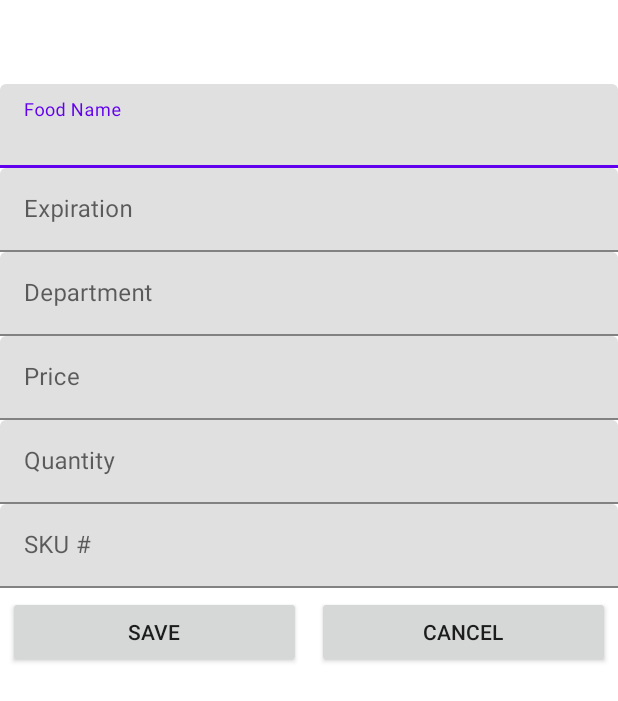
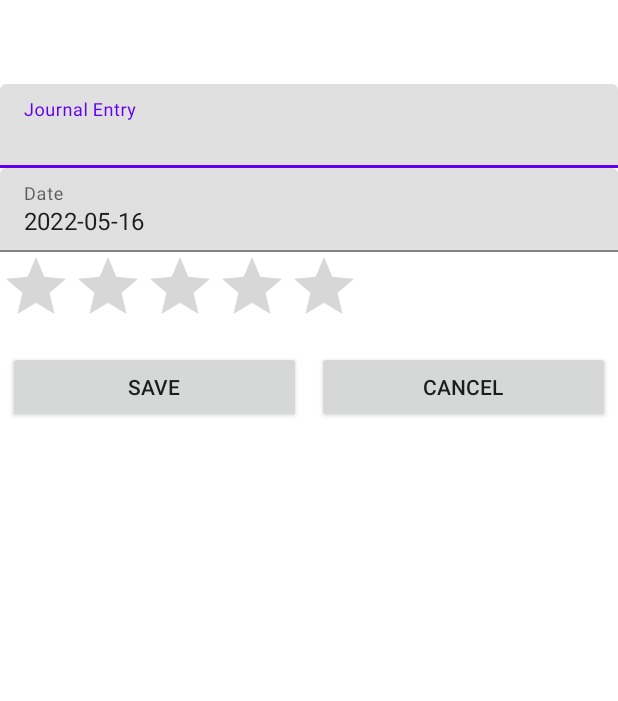
Before and after one commit to dhodkiewicz/AndroidFinalApp, an Android app: the screen it shows after launch (AddItemActivity), after a tap on an icon or button, on a phone screen of 412 x 824 dp. Shown: the top 701 px of the screen. Run offline under Robolectric (Android 15) with nearby library versions, the phone set to English and light mode, and no system bars.

Commit message:
updates
updates for stuff

```diff
--- a/app/build.gradle
+++ b/app/build.gradle
@@ -41,4 +41,5 @@ dependencies {
     testImplementation 'junit:junit:4.13.2'
     androidTestImplementation 'androidx.test.ext:junit:1.1.3'
     androidTestImplementation 'androidx.test.espresso:espresso-core:3.4.0'
+    implementation 'com.google.code.gson:gson:2.8.6'
 }
--- /dev/null
+++ b/app/src/main/java/com/example/itemtracker/DBHelper.kt
@@ -0,0 +1,22 @@
+package com.example.itemtracker
+
+import android.content.Context
+import android.database.sqlite.SQLiteDatabase
+import android.database.sqlite.SQLiteOpenHelper
+
+
+    class DBHelper(context: Context?) : SQLiteOpenHelper(context, DATABASE_NAME, null, DATABASE_VERSION) {
+
+        override fun onCreate(db: SQLiteDatabase?) {
+            db?.execSQL(EntryDBContract.iEntry.SQL_CREATE_ENTRIES)
+        }
+        override fun onUpgrade(db: SQLiteDatabase?, oldVersion: Int, newVersion: Int) {
+            db?.execSQL(ItemTrackerDBContract.ItemEntry.SQL_DROP_TABLE)
+            onCreate(db)
+        }
+
+        companion object{
+            const val DATABASE_NAME = "entries.db"
+            const val DATABASE_VERSION = 1
+        }
+    }
--- a/app/src/main/java/com/example/itemtracker/DataManager.kt
+++ b/app/src/main/java/com/example/itemtracker/DataManager.kt
@@ -1,29 +1,33 @@
 package com.example.itemtracker
 
 import android.content.ContentValues
-import com.example.itemtracker.ItemTrackerDBContract.*
+import android.location.Location
+import com.example.itemtracker.EntryDBContract.*
+import com.example.itemtracker.EntryDBContract.iEntry.ID
+
+
+import com.google.gson.Gson
 
 
 object DataManager {
 
-    fun fetchAllItems(databaseHelper: DatabaseHelper) : ArrayList<Item>{
+    fun fetchAllEntries(dbHelper: DBHelper) : ArrayList<Entry>{
 
-        val items = ArrayList<Item>()
+        val entries = ArrayList<Entry>()
 
-        val db = databaseHelper.readableDatabase
+        val db = dbHelper.readableDatabase
 
         val columns = arrayOf(
-            ItemEntry.COLUMN_ID,
-            ItemEntry.COLUMN_NAME,
-            ItemEntry.COLUMN_PRICE,
-            ItemEntry.COLUMN_QUANTITY,
-            ItemEntry.COLUMN_SKU,
-            ItemEntry.COLUMN_DATE,
-            ItemEntry.COLUMN_DEPARTMENT
+            ID,
+            iEntry.ENTRY,
+            iEntry.USERID,
+            iEntry.MOOD,
+            iEntry.LOC,
+            iEntry.DATE,
         )
 
         val cursor = db.query(
-            ItemEntry.TABLE_NAME,
+            iEntry.TABLE_NAME,
         columns,
         null,
         null,
@@ -31,52 +35,51 @@ object DataManager {
         null,
         null)
 
-        val idPos = cursor.getColumnIndex(ItemEntry.COLUMN_ID)
-        val namePos = cursor.getColumnIndex(ItemEntry.COLUMN_NAME)
-        val pricePos = cursor.getColumnIndex(ItemEntry.COLUMN_PRICE)
-        val quanPos = cursor.getColumnIndex(ItemEntry.COLUMN_QUANTITY)
-        val skuPos = cursor.getColumnIndex(ItemEntry.COLUMN_SKU)
-        val datePos = cursor.getColumnIndex(ItemEntry.COLUMN_DATE)
-        val depPos = cursor.getColumnIndex(ItemEntry.COLUMN_DEPARTMENT)
+        val idPos = cursor.getColumnIndex(ID)
+        val entryPos = cursor.getColumnIndex(iEntry.ENTRY)
+        val userPos = cursor.getColumnIndex(iEntry.USERID)
+        val moodPos = cursor.getColumnIndex(iEntry.MOOD)
+        val locPos = cursor.getColumnIndex(iEntry.LOC)
+        val datePos = cursor.getColumnIndex(iEntry.DATE)
+
 
         while(cursor.moveToNext()){
 
             val id = cursor.getString(idPos)
-            val name = cursor.getString(namePos)
-            val price = cursor.getString(pricePos).toDouble()
-            val quan = cursor.getString(quanPos).toInt()
-            val sku = cursor.getString(skuPos).toInt()
-            val date = cursor.getLong(datePos)
-            val dep = cursor.getString(depPos)
+            val entry = cursor.getString(entryPos)
+            val user = cursor.getString(userPos)
+            val mood = cursor.getString(moodPos).toDouble()
+            val locJSON = cursor.getString(locPos)
+            val location = Gson().fromJson(locJSON, Location::class.java)
+            val date = cursor.getString(datePos)
 
-            items.add(Item(id,name,date,price,quan,sku,dep))
+            entries.add(Entry(id,user,entry,date,mood,location))
         }
 
         cursor.close()
 
-        return items
+        return entries
     }
 
-    fun fetchItem(dbHelper: DatabaseHelper, itemId: String) : Item?{
+    fun fetchEntry(dbHelper: DBHelper, entryId: String) : Entry?{
 
         val db = dbHelper.readableDatabase
-        var item: Item? = null
+        var tempEntry: Entry? = null
 
         val columns = arrayOf(
-            ItemEntry.COLUMN_NAME,
-            ItemEntry.COLUMN_PRICE,
-            ItemEntry.COLUMN_QUANTITY,
-            ItemEntry.COLUMN_SKU,
-            ItemEntry.COLUMN_DATE,
-            ItemEntry.COLUMN_DEPARTMENT
+            iEntry.ENTRY,
+            iEntry.USERID,
+            iEntry.DATE,
+            iEntry.LOC,
+            iEntry.MOOD,
         )
 
-        val sel = ItemEntry.COLUMN_ID + " LIKE ? "
+        val sel = ID + " LIKE ? " //iEntry ID
 
-        val selArgs = arrayOf(itemId)
+        val selArgs = arrayOf(entryId)
 
         val cursor = db.query(
-            ItemEntry.TABLE_NAME,
+            iEntry.TABLE_NAME,
             columns,
             sel,
             selArgs,
@@ -85,56 +88,52 @@ object DataManager {
             null
         )
 
-        val namePos = cursor.getColumnIndex(ItemEntry.COLUMN_NAME)
-        val pricePos = cursor.getColumnIndex(ItemEntry.COLUMN_PRICE)
-        val quanPos = cursor.getColumnIndex(ItemEntry.COLUMN_QUANTITY)
-        val skuPos = cursor.getColumnIndex(ItemEntry.COLUMN_SKU)
-        val datePos = cursor.getColumnIndex(ItemEntry.COLUMN_DATE)
-        val depPos = cursor.getColumnIndex(ItemEntry.COLUMN_DEPARTMENT)
+        val entryPos = cursor.getColumnIndex(iEntry.ENTRY)
+        val userPos = cursor.getColumnIndex(iEntry.USERID)
+        val moodPos = cursor.getColumnIndex(iEntry.MOOD)
+        val locPos = cursor.getColumnIndex(iEntry.LOC)
+        val datePos = cursor.getColumnIndex(iEntry.DATE)
 
         while (cursor.moveToNext()){
-            val name = cursor.getString(namePos)
-            val price = cursor.getString(pricePos).toDouble()
-            val quan = cursor.getString(quanPos).toInt()
-            val sku = cursor.getString(skuPos).toInt()
-            val date = cursor.getLong(datePos)
-            val dep = cursor.getString(depPos)
+            var entry = cursor.getString(entryPos)
+            val user = cursor.getString(userPos)
+            val mood = cursor.getString(moodPos).toDouble()
+            val loc = cursor.getString(locPos)
+            val location = Gson().fromJson(loc, Location::class.java)
+            val date = cursor.getString(datePos)
 
-            item = Item(itemId,name,date,price,quan,sku,dep)
+            tempEntry = Entry(entryId, user, entry, date, mood, location)
         }
 
         cursor.close()
-        return item
+        return tempEntry
 
     }
 
-    fun updateItem(dbHelper: DatabaseHelper, item: Item){
+    fun updateEntry(dbHelper: DBHelper, entry: Entry){
 
         val db = dbHelper.writableDatabase
 
         val values = ContentValues()
-        values.put(ItemEntry.COLUMN_NAME, item.name)
-        values.put(ItemEntry.COLUMN_DEPARTMENT, item.department)
-        values.put(ItemEntry.COLUMN_DATE, item.usedByDate)
-        values.put(ItemEntry.COLUMN_PRICE, item.price)
-        values.put(ItemEntry.COLUMN_QUANTITY, item.quantity)
-        values.put(ItemEntry.COLUMN_SKU, item.sku)
+        values.put(iEntry.ENTRY, entry.entry)
+        values.put(iEntry.MOOD, entry.moodRating)
 
-        val sel = ItemEntry.COLUMN_ID + " LIKE ? "
 
-        val selArgs = arrayOf(item.id)
+        val sel = iEntry.ID + " LIKE ? "
 
-        db.update(ItemEntry.TABLE_NAME, values, sel, selArgs)
+        val selArgs = arrayOf(entry.id)
+
+        db.update(iEntry.TABLE_NAME, values, sel, selArgs)
     }
 
-    fun deleteItem(dbHelper: DatabaseHelper, itemId: String) : Int{
+    fun deleteEntry(dbHelper: DBHelper, entryId: String) : Int{
 
         val db = dbHelper.writableDatabase
 
-        val sel = ItemEntry.COLUMN_ID + " LIKE ? "
+        val sel = iEntry.ID + " LIKE ? "
 
-        val selArgs = arrayOf(itemId)
+        val selArgs = arrayOf(entryId)
 
-        return db.delete(ItemEntry.TABLE_NAME, sel, selArgs)
+        return db.delete(iEntry.TABLE_NAME, sel, selArgs)
     }
 }
--- a/app/src/main/java/com/example/itemtracker/EmployeeListAdapter.kt
+++ b/app/src/main/java/com/example/itemtracker/EmployeeListAdapter.kt
@@ -4,18 +4,17 @@ package com.example.itemtracker
 import android.app.Activity
 import android.content.Context
 import android.content.Intent
-import android.util.Log
 import android.view.LayoutInflater
 import android.view.View
 import android.view.ViewGroup
 import androidx.recyclerview.widget.RecyclerView
 import kotlinx.android.synthetic.main.list_item.view.*
 
-class ItemListAdapter(
+class JournalListAdapter(
 	private val context: Context
-) : RecyclerView.Adapter<ItemListAdapter.ItemViewHolder>() {
+) : RecyclerView.Adapter<JournalListAdapter.ItemViewHolder>() {
 
-	lateinit var itemList: ArrayList<Item>
+	lateinit var entryList: ArrayList<Entry>
 
 
 	override fun onCreateViewHolder(
@@ -27,39 +26,35 @@ class ItemListAdapter(
 		return ItemViewHolder(itemView)
 	}
 
-	override fun getItemCount(): Int = itemList.size
+	override fun getItemCount(): Int = entryList.size
 
 	override fun onBindViewHolder(holder: ItemViewHolder, position: Int) {
-		val item = itemList[position]
-		holder.setData(item.name, item.department, item.price, item.quantity, position)
+		val entry = entryList[position]
+		holder.setData(entry.entry, entry.entryDate, entry.moodRating,  position)
 		holder.setListener()
 	}
 
-	fun setItems(items: ArrayList<Item>) {
-		this.itemList = items
+	fun setItems(entries: ArrayList<Entry>) {
+		this.entryList = entries
 		notifyDataSetChanged()
 	}
 
-	inner class ItemViewHolder(itemView: View)  : RecyclerView.ViewHolder(itemView) {
+	inner class ItemViewHolder(entryView: View)  : RecyclerView.ViewHolder(entryView) {
 
 		var pos = 0
 
-		fun setData(name: String, department: String, price: Double, quantity: Int, pos: Int){
-			itemView.tvItemName.text = name
-			itemView.tvItemDepartment.text = department
-			itemView.tvItemPrice.text = "$" + price
-			itemView.tvItemQuantity.text = quantity.toString()
+		fun setData(entry: String, date: String, moodRating: Double, pos: Int){
+			itemView.tvEntry.text = entry
+			itemView.tvDate.text = date
+			itemView.tvRating.text = moodRating.toString()
 
-			val num = price * quantity
-			val formatted = "$" + String.format("%.2f", num)
-			itemView.tvTotalCost.text = formatted
 			this.pos = pos
 		}
 
 		fun setListener(){
 			itemView.setOnClickListener{
 				val intent = Intent(context, UpdateItemActivity::class.java)
-				intent.putExtra(ItemTrackerDBContract.ItemEntry.COLUMN_ID, itemList[pos].id)
+				intent.putExtra(EntryDBContract.iEntry.ID, entryList[pos].id)
 				(context as Activity).startActivityForResult(intent, 2) //add was req code of 1
 			}
 		}
--- a/app/src/main/java/com/example/itemtracker/Item.kt
+++ b/app/src/main/java/com/example/itemtracker/Item.kt
@@ -9,6 +9,7 @@ class Item (
     val sku: Int,
     val department: String
 )
+
 {
 
     override fun toString(): String{
--- a/app/src/main/java/com/example/itemtracker/MainActivity.kt
+++ b/app/src/main/java/com/example/itemtracker/MainActivity.kt
@@ -10,18 +10,18 @@ import kotlinx.android.synthetic.main.activity_main.*
 
 class MainActivity : AppCompatActivity() {
 
-    lateinit var databaseHelper: DatabaseHelper
-    private val itemListAdapter = ItemListAdapter(this)
+    lateinit var dbHelper: DBHelper
+    private val journalListAdapter = JournalListAdapter(this)
 
     override fun onCreate(savedInstanceState: Bundle?) {
         super.onCreate(savedInstanceState)
         setContentView(R.layout.activity_main)
 
-        databaseHelper = DatabaseHelper(this)
+        dbHelper = DBHelper(this)
 
-        recyclerView.adapter = itemListAdapter
+        recyclerView.adapter = journalListAdapter
         recyclerView.layoutManager = LinearLayoutManager(this)
-        itemListAdapter.setItems(DataManager.fetchAllItems(databaseHelper))
+        journalListAdapter.setItems(DataManager.fetchAllEntries(dbHelper))
 
         fab.setOnClickListener{
             val addItem= Intent(this, AddItemActivity::class.java)
@@ -33,7 +33,7 @@ class MainActivity : AppCompatActivity() {
         super.onActivityResult(requestCode, resultCode, data)
 
         if (resultCode == Activity.RESULT_OK){
-            itemListAdapter.setItems(DataManager.fetchAllItems(databaseHelper))
+            journalListAdapter.setItems(DataManager.fetchAllEntries(dbHelper))
         }
     }
 }
--- a/app/src/main/res/layout/activity_add.xml
+++ b/app/src/main/res/layout/activity_add.xml
@@ -1,8 +1,9 @@
 <?xml version="1.0" encoding="utf-8"?>
 <androidx.constraintlayout.widget.ConstraintLayout xmlns:android="http://schemas.android.com/apk/res/android"
+    xmlns:app="http://schemas.android.com/apk/res-auto"
+    xmlns:tools="http://schemas.android.com/tools"
     android:layout_width="match_parent"
-    android:layout_height="match_parent"
-    xmlns:app="http://schemas.android.com/apk/res-auto">
+    android:layout_height="match_parent">
 
 
     <com.google.android.material.textfield.TextInputLayout
@@ -17,11 +18,11 @@
         app:layout_constraintTop_toTopOf="parent">
 
         <androidx.appcompat.widget.AppCompatEditText
-            android:id="@+id/etItemName"
+            android:id="@+id/etEntry"
             android:layout_width="match_parent"
             android:layout_height="wrap_content"
             android:ems="15"
-            android:hint="@string/name"
+            android:hint="@string/entry"
             android:importantForAutofill="no"
             android:inputType="text">
 
@@ -38,13 +39,13 @@
         app:layout_constraintTop_toBottomOf="@+id/textInputLayout3">
 
         <androidx.appcompat.widget.AppCompatEditText
-            android:id="@+id/etExp"
+            android:id="@+id/etDate"
             android:layout_width="match_parent"
             android:layout_height="wrap_content"
             android:clickable="true"
             android:ems="15"
             android:focusable="false"
-            android:hint="@string/exp"
+            android:hint="@string/date"
             android:importantForAutofill="no"
             android:inputType="text"
             android:maxLines="1">
@@ -54,98 +55,34 @@
 
     <com.google.android.material.textfield.TextInputLayout
         android:id="@+id/textInputLayout2"
-        android:layout_width="match_parent"
-        android:layout_height="wrap_content"
+        android:layout_width="397dp"
+        android:layout_height="61dp"
         android:layout_gravity="center"
-        app:layout_constraintEnd_toEndOf="parent"
+        android:layout_marginTop="167dp"
         app:layout_constraintStart_toStartOf="parent"
-        app:layout_constraintTop_toBottomOf="@+id/textInputLayout">
+        app:layout_constraintTop_toTopOf="parent">
 
-        <androidx.appcompat.widget.AppCompatEditText
-            android:id="@+id/etDepartment"
-            android:layout_width="match_parent"
-            android:layout_height="wrap_content"
-            android:ems="15"
-            android:hint="@string/department"
-            android:importantForAutofill="no"
-            android:inputType="text"
-            android:maxLength="30">
-
-        </androidx.appcompat.widget.AppCompatEditText>
+        <RatingBar
+            android:id="@+id/ratingBar"
+            android:layout_width="wrap_content"
+            android:layout_height="match_parent"
+            android:layout_weight="1"
+            android:clickable="true"
+            android:hapticFeedbackEnabled="true"
+            android:max="5"
+            android:numStars="0"
+            android:rating="0" />
     </com.google.android.material.textfield.TextInputLayout>
 
     <!-- Price Field start-->
-    <com.google.android.material.textfield.TextInputLayout
-        android:id="@+id/textInputLayout4"
-        android:layout_width="match_parent"
-        android:layout_height="wrap_content"
-        android:layout_gravity="center"
-        app:layout_constraintEnd_toEndOf="parent"
-        app:layout_constraintStart_toStartOf="parent"
-        app:layout_constraintTop_toBottomOf="@+id/textInputLayout2">
-
-        <androidx.appcompat.widget.AppCompatEditText
-            android:id="@+id/etPrice"
-            android:layout_width="match_parent"
-            android:layout_height="wrap_content"
-            android:ems="15"
-            android:hint="@string/price"
-            android:importantForAutofill="no"
-            android:inputType="numberDecimal"
-            android:maxLength="30">
-
-        </androidx.appcompat.widget.AppCompatEditText>
-    </com.google.android.material.textfield.TextInputLayout>
 
     <!-- Price field end -->
 
     <!-- Quantity Field start-->
-    <com.google.android.material.textfield.TextInputLayout
-        android:id="@+id/textInputLayout5"
-        android:layout_width="match_parent"
-        android:layout_height="wrap_content"
-        android:layout_gravity="center"
-        app:layout_constraintEnd_toEndOf="parent"
-        app:layout_constraintStart_toStartOf="parent"
-        app:layout_constraintTop_toBottomOf="@+id/textInputLayout4">
-
-        <androidx.appcompat.widget.AppCompatEditText
-            android:id="@+id/etQuantity"
-            android:layout_width="match_parent"
-            android:layout_height="wrap_content"
-            android:ems="15"
-            android:hint="@string/quantity"
-            android:importantForAutofill="no"
-            android:inputType="numberDecimal"
-            android:maxLength="30">
-
-        </androidx.appcompat.widget.AppCompatEditText>
-    </com.google.android.material.textfield.TextInputLayout>
 
     <!-- Quantity field end -->
 
     <!-- SKU Field start-->
-    <com.google.android.material.textfield.TextInputLayout
-        android:id="@+id/textInputLayout6"
-        android:layout_width="match_parent"
-        android:layout_height="wrap_content"
-        android:layout_gravity="center"
-        app:layout_constraintEnd_toEndOf="parent"
-        app:layout_constraintStart_toStartOf="parent"
-        app:layout_constraintTop_toBottomOf="@+id/textInputLayout5">
-
-        <androidx.appcompat.widget.AppCompatEditText
-            android:id="@+id/etSku"
-            android:layout_width="match_parent"
-            android:layout_height="wrap_content"
-            android:ems="15"
-            android:hint="@string/sku"
-            android:importantForAutofill="no"
-            android:inputType="numberDecimal"
-            android:maxLength="30">
-
-        </androidx.appcompat.widget.AppCompatEditText>
-    </com.google.android.material.textfield.TextInputLayout>
 
     <!-- SKU field end -->
 
@@ -155,24 +92,30 @@
         android:layout_width="0dp"
         android:layout_height="wrap_content"
         android:layout_margin="5dp"
+        android:layout_marginTop="34dp"
         android:layout_weight=".5"
         android:text="@string/cancel"
+        app:layout_constraintBottom_toBottomOf="parent"
         app:layout_constraintEnd_toEndOf="parent"
+        app:layout_constraintHorizontal_bias="1.0"
         app:layout_constraintStart_toStartOf="@+id/guideline"
-        app:layout_constraintTop_toBottomOf="@+id/textInputLayout6" />
+        app:layout_constraintTop_toBottomOf="@+id/textInputLayout2"
+        app:layout_constraintVertical_bias="0.0" />
 
     <Button
         android:id="@+id/bSave"
         android:layout_width="0dp"
         android:layout_height="wrap_content"
         android:layout_margin="5dp"
-        android:layout_marginTop="60dp"
+        android:layout_marginTop="156dp"
         android:layout_weight=".5"
         android:text="@string/save"
+        app:layout_constraintBottom_toBottomOf="parent"
         app:layout_constraintEnd_toStartOf="@+id/guideline"
-        app:layout_constraintHorizontal_bias="1.0"
+        app:layout_constraintHorizontal_bias="0.0"
         app:layout_constraintStart_toStartOf="parent"
-        app:layout_constraintTop_toBottomOf="@+id/textInputLayout6" />
+        app:layout_constraintTop_toBottomOf="@+id/textInputLayout2"
+        app:layout_constraintVertical_bias="0.0" />
 
     <androidx.constraintlayout.widget.Guideline
         android:id="@+id/guideline"
--- a/app/src/main/res/values/strings.xml
+++ b/app/src/main/res/values/strings.xml
@@ -1,13 +1,13 @@
 <resources>
     <string name="app_name">Jabber</string>
     <string name="action_delete">Delete</string>
-    <string name="name">Food Name</string>
+    <string name="entry">Journal Entry</string>
     <string name="department">Department</string>
     <string name="cancel">Cancel</string>
     <string name="save">Save</string>
     <string name="sku">SKU #</string>
-    <string name="price">Price</string>
-    <string name="exp">Expiration</string>
+    <string name="mood">Mood Rating</string>
+    <string name="date">Date</string>
     <string name="quantity">Quantity</string>
     <string name="action_delete_all">Delete All</string>
     <string name="confirm_sure">Are you sure you want to delete all data?</string>
```
Also changed, not shown: app/src/main/java/com/example/itemtracker/AddItemActivity.kt (+33 -46 lines), app/src/main/java/com/example/itemtracker/Entry.kt (added, +19 -0 lines), app/src/main/java/com/example/itemtracker/EntryDBContract.kt (added, +26 -0 lines), app/src/main/java/com/example/itemtracker/UpdateItemActivity.kt (+27 -51 lines), app/src/main/res/layout/list_item.xml (+10 -31 lines).
